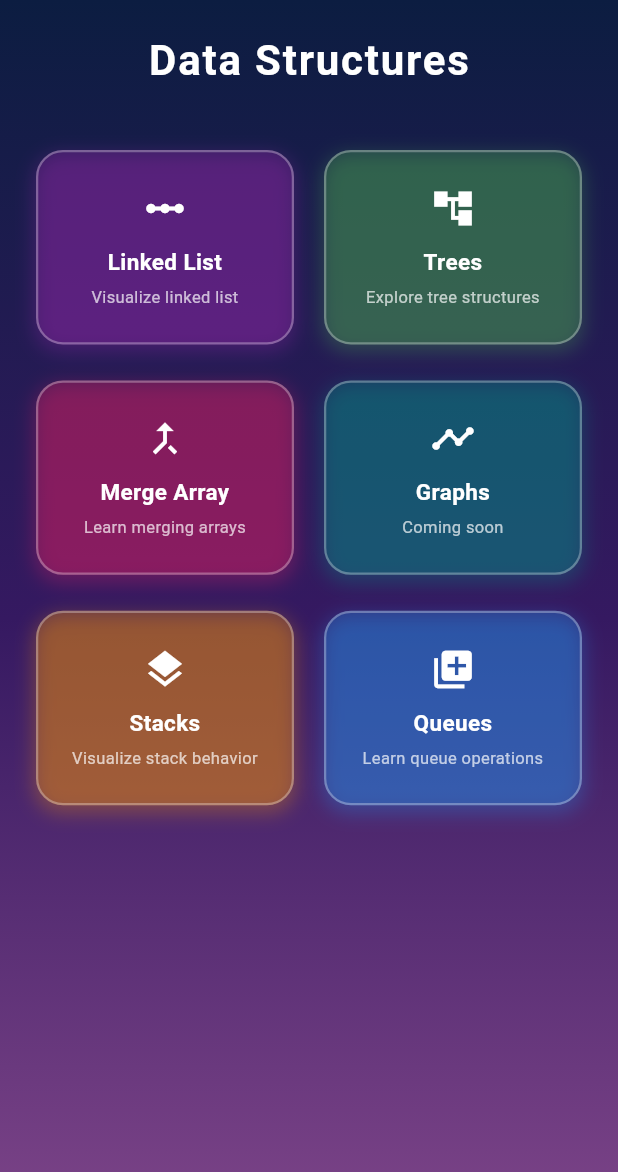
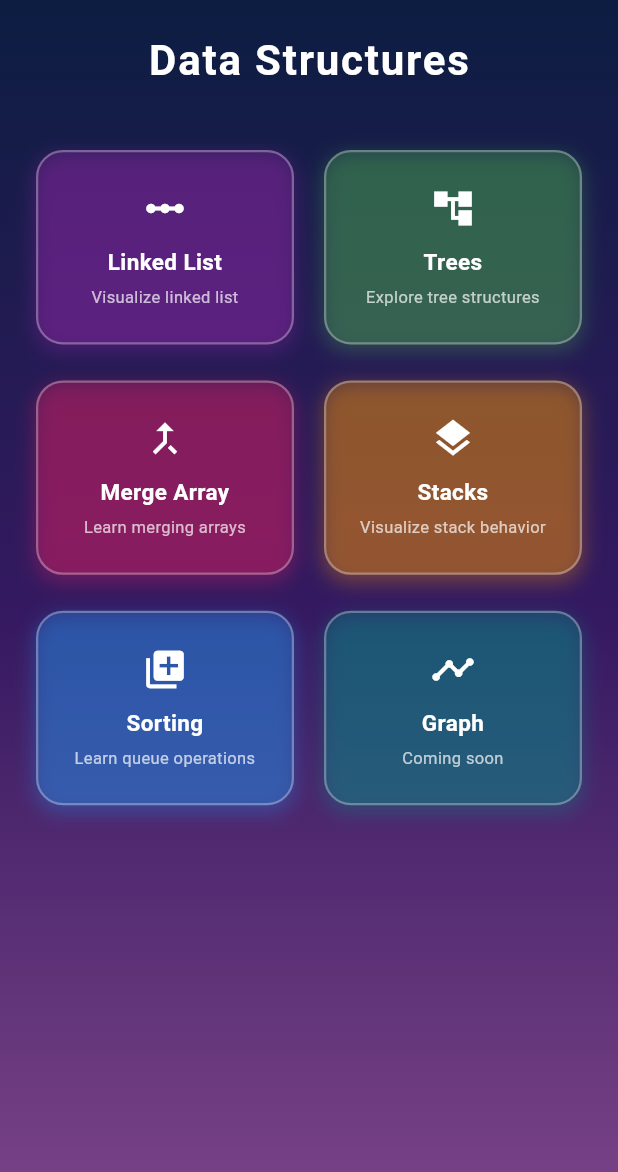
Before and after one commit to AasiyaNaaz/lyrica, a Flutter app: the HomePage1 screen opened directly, on a phone screen of 412 x 824 dp. Shown: the top 1172 px of the screen. Run offline on Flutter 3.47's test engine with Material 3 defaults, Android fonts, the phone set to English and light mode, and no system bars; our stand-ins replace audioplayers, shared_preferences; accounts and stored records are empty.

Commit message:
added page changes

```diff
--- a/lib/screens/data_structures_pages/data_Structure_mainPage.dart
+++ b/lib/screens/data_structures_pages/data_Structure_mainPage.dart
@@ -1,6 +1,9 @@
 import 'package:flutter/material.dart';
 import 'package:lyrica/screens/data_structures_pages/Trees.dart';
 import 'package:lyrica/screens/data_structures_pages/linkedLIst.dart';
+import 'package:lyrica/screens/data_structures_pages/merging_arrays_page.dart';
+import 'package:lyrica/screens/data_structures_pages/sorting_page.dart';
+import 'package:lyrica/screens/data_structures_pages/stack_page.dart';
 
 
 
@@ -25,27 +28,29 @@ class HomePage1 extends StatelessWidget {
       "subtitle": "Learn merging arrays",
       "icon": Icons.merge_type,
       "color": Colors.pink.withOpacity(0.25),
-      "page": null,
+      "page": MergingArraysPage(),
     },
-    {
-      "title": "Graphs",
-      "subtitle": "Coming soon",
-      "icon": Icons.timeline,
-      "color": Colors.teal.withOpacity(0.25),
-      "page": null,
-    },
+
     {
       "title": "Stacks",
       "subtitle": "Visualize stack behavior",
       "icon": Icons.layers,
       "color": Colors.orange.withOpacity(0.25),
-      "page": null,
+      "page": StackPage(),
     },
+
     {
-      "title": "Queues",
+      "title": "Sorting",
       "subtitle": "Learn queue operations",
       "icon": Icons.queue,
       "color": Colors.blue.withOpacity(0.25),
+      "page": SortingPage(),
+    },
+    {
+      "title": "Graph",
+      "subtitle": "Coming soon",
+      "icon": Icons.timeline,
+      "color": Colors.teal.withOpacity(0.25),
       "page": null,
     },
   ];
```
